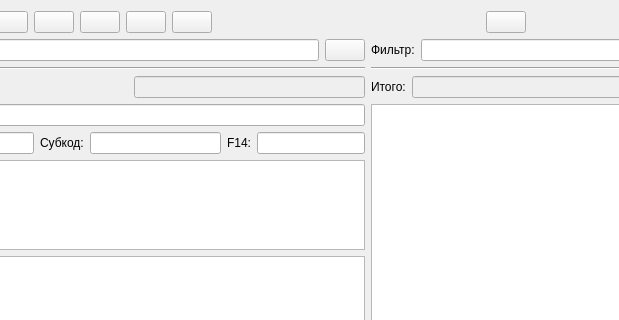
Old version of the form formarticles.ui in the repository GorINIch73/Audit; both pictures show x 115 to 734 and y 0 to 320 of the 965 by 499 pixel window.
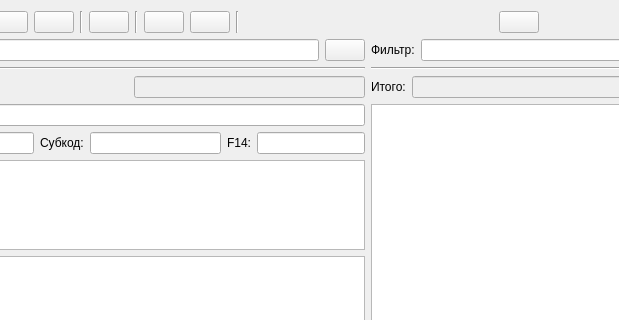
New version of the form. Icons and pictures are not drawn.

```diff
--- a/formarticles.ui
+++ b/formarticles.ui
@@ -62,6 +62,13 @@
          </property>
         </widget>
        </item>
+       <item>
+        <widget class="Line" name="line_3">
+         <property name="orientation">
+          <enum>Qt::Vertical</enum>
+         </property>
+        </widget>
+       </item>
        <item>
         <widget class="QPushButton" name="pushButton_refr">
          <property name="text">
@@ -73,6 +80,13 @@
          </property>
         </widget>
        </item>
+       <item>
+        <widget class="Line" name="line_4">
+         <property name="orientation">
+          <enum>Qt::Vertical</enum>
+         </property>
+        </widget>
+       </item>
        <item>
         <widget class="QPushButton" name="pushButton_add">
          <property name="text">
@@ -97,6 +111,13 @@
        </item>
       </layout>
      </item>
+     <item>
+      <widget class="Line" name="line_5">
+       <property name="orientation">
+        <enum>Qt::Vertical</enum>
+       </property>
+      </widget>
+     </item>
      <item>
       <spacer name="horizontalSpacer_2">
        <property name="orientation">
```
